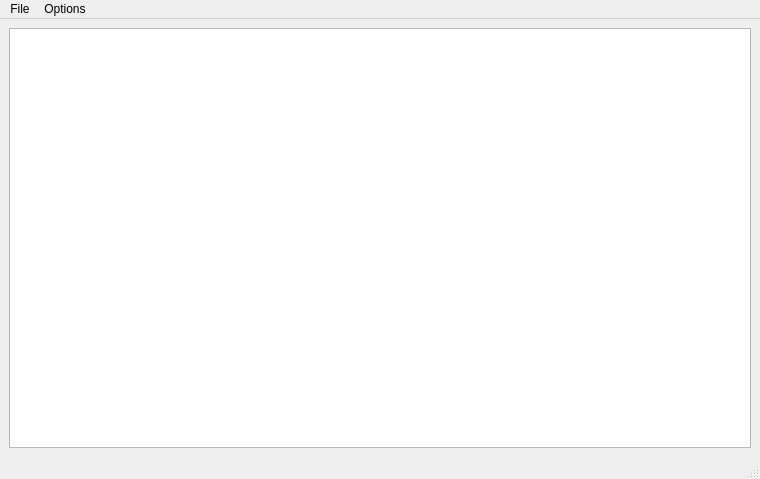
This is src/main/python/gcodediff.ui in magnushacker/gcodediff as Qt 5 draws it before an edit. The edited form follows.
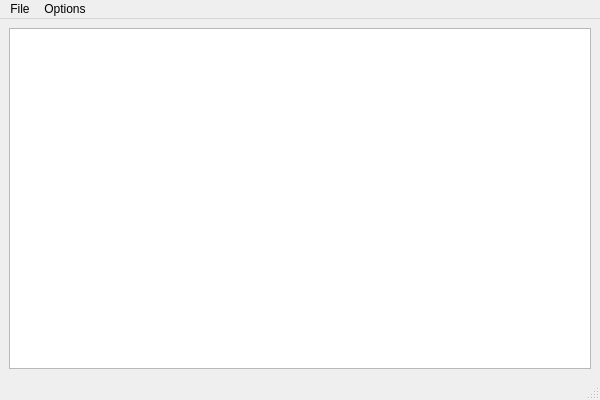
This is the edited form.

Commit message: Change default window size

The edit to the form file:
```diff
--- a/src/main/python/gcodediff.ui
+++ b/src/main/python/gcodediff.ui
@@ -6,8 +6,8 @@
    <rect>
     <x>0</x>
     <y>0</y>
-    <width>760</width>
-    <height>479</height>
+    <width>600</width>
+    <height>400</height>
    </rect>
   </property>
   <property name="baseSize">
@@ -62,7 +62,7 @@
     <rect>
      <x>0</x>
      <y>0</y>
-     <width>760</width>
+     <width>600</width>
      <height>21</height>
     </rect>
    </property>
```
The commit also changes 2 other files.
